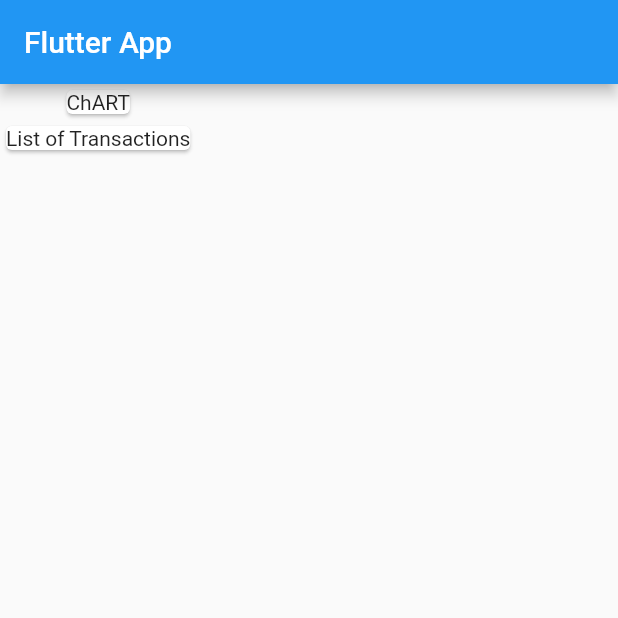
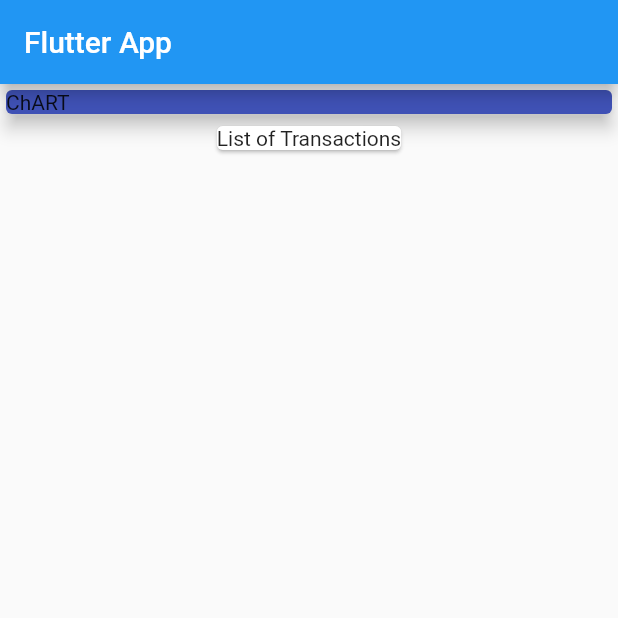
Before and after one commit to cactisoft-lb/Flutter_Course_Styling, a Flutter app: the screen it shows after launch, on a phone screen of 412 x 824 dp, the top half of it. Run offline on Flutter 3.47's test engine with Material 2 defaults, Android fonts, the light colour scheme and no system bars.

Commit message:
a Card always takes the width of its child

```diff
--- a/lib/main.dart
+++ b/lib/main.dart
@@ -22,7 +22,13 @@
       body: Column(
         children: <Widget>[
           Card(
-            child: Text('ChART'),
+            color: Colors.indigo,
+            elevation: 5,
+            // a Card always takes the width of its child
+            child: Container(
+              width: double.infinity,
+              child: Text('ChART'),
+            ),
           ),
           Card(
             child: Text('List of Transactions'),
```
